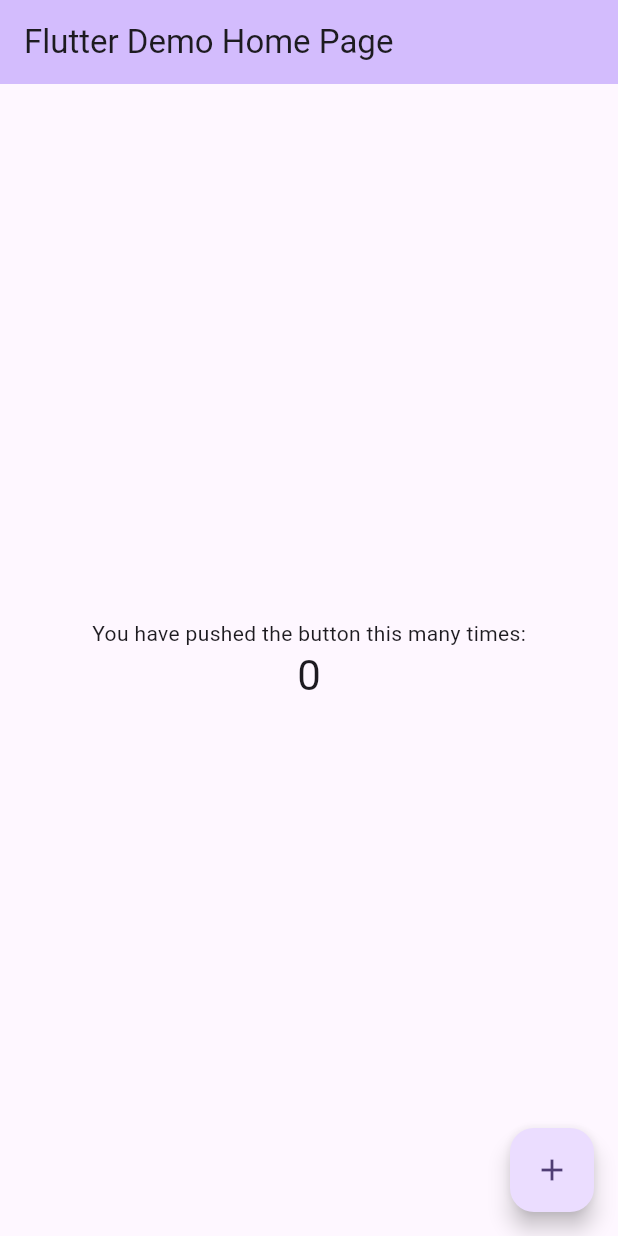
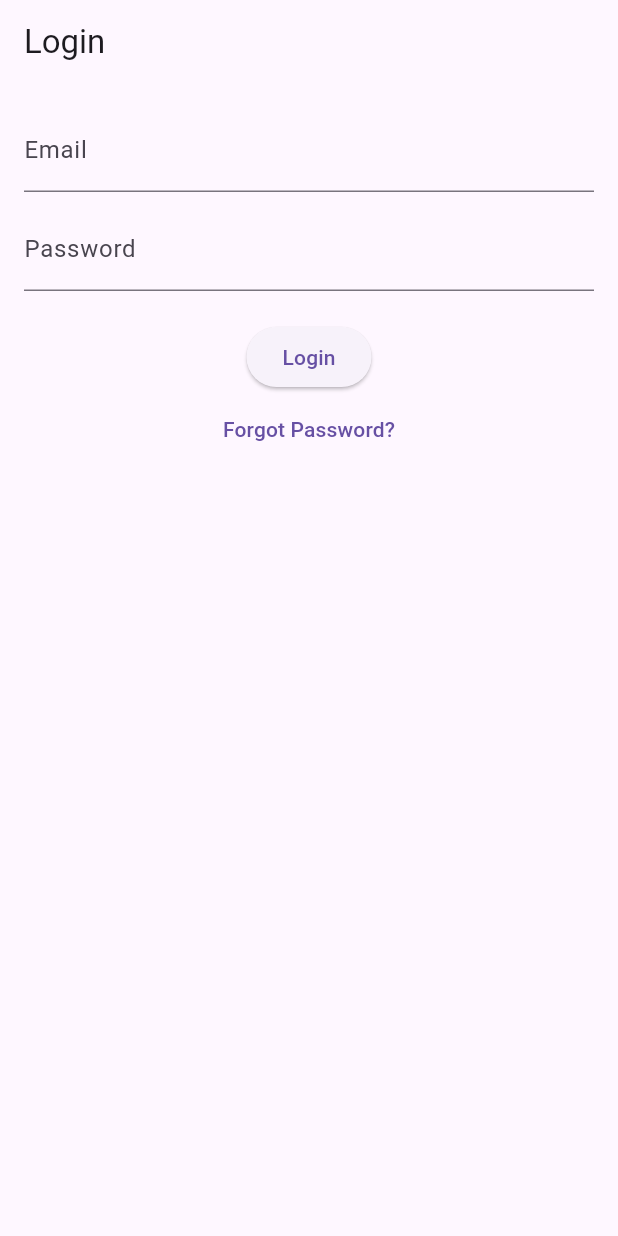
Before and after one commit to ChandraPrakashJangid/test_app, a Flutter app: the screen it shows after launch, on a phone screen of 412 x 824 dp. Run offline on Flutter 3.47's test engine with Material 3 defaults, Android fonts, the phone set to English and light mode, and no system bars; our stand-ins replace dio, retrofit; generated files the repository leaves out were written again.

Commit message:
Login page and forgot password added

```diff
--- /dev/null
+++ b/lib/dal/api_client.dart
@@ -0,0 +1,16 @@
+import 'package:retrofit/retrofit.dart';
+import 'package:dio/dio.dart';
+import '../model/login_request.dart';
+
+part 'api_client.g.dart';
+
+@RestApi(baseUrl: "https://baseapi.com/api")
+abstract class ApiClient {
+  factory ApiClient(Dio dio, {String baseUrl}) = _ApiClient;
+
+  @POST("/login")
+  Future<LoginRequest> login(@Body() Map<String, dynamic> body);
+
+  @POST("/forgot_password")
+  Future<void> forgotPassword(@Body() Map<String, dynamic> body);
+}
--- a/lib/main.dart
+++ b/lib/main.dart
@@ -1,4 +1,6 @@
 import 'package:flutter/material.dart';
+import 'package:test_app/screens/forgot_password_screen.dart';
+import 'package:test_app/screens/login_screen.dart';
 
 void main() {
   runApp(const MyApp());
@@ -7,119 +9,15 @@ void main() {
 class MyApp extends StatelessWidget {
   const MyApp({super.key});
 
-  // This widget is the root of your application.
   @override
   Widget build(BuildContext context) {
     return MaterialApp(
-      title: 'Flutter Demo',
-      theme: ThemeData(
-        // This is the theme of your application.
-        //
-        // TRY THIS: Try running your application with "flutter run". You'll see
-        // the application has a purple toolbar. Then, without quitting the app,
-        // try changing the seedColor in the colorScheme below to Colors.green
-        // and then invoke "hot reload" (save your changes or press the "hot
-        // reload" button in a Flutter-supported IDE, or press "r" if you used
-        // the command line to start the app).
-        //
-        // Notice that the counter didn't reset back to zero; the application
-        // state is not lost during the reload. To reset the state, use hot
-        // restart instead.
-        //
-        // This works for code too, not just values: Most code changes can be
-        // tested with just a hot reload.
-        colorScheme: ColorScheme.fromSeed(seedColor: Colors.deepPurple),
-        useMaterial3: true,
-      ),
-      home: const MyHomePage(title: 'Flutter Demo Home Page'),
+      title: 'Candidate Test Experience',
+      initialRoute: '/',
+      routes: {
+        '/': (context) => const LoginScreen(),
+        '/forgot_password': (context) => const ForgotPasswordScreen(),
+      },
     );
   }
 }
-
-class MyHomePage extends StatefulWidget {
-  const MyHomePage({super.key, required this.title});
-
-  // This widget is the home page of your application. It is stateful, meaning
-  // that it has a State object (defined below) that contains fields that affect
-  // how it looks.
-
-  // This class is the configuration for the state. It holds the values (in this
-  // case the title) provided by the parent (in this case the App widget) and
-  // used by the build method of the State. Fields in a Widget subclass are
-  // always marked "final".
-
-  final String title;
-
-  @override
-  State<MyHomePage> createState() => _MyHomePageState();
-}
-
-class _MyHomePageState extends State<MyHomePage> {
-  int _counter = 0;
-
-  void _incrementCounter() {
-    setState(() {
-      // This call to setState tells the Flutter framework that something has
-      // changed in this State, which causes it to rerun the build method below
-      // so that the display can reflect the updated values. If we changed
-      // _counter without calling setState(), then the build method would not be
-      // called again, and so nothing would appear to happen.
-      _counter++;
-    });
-  }
-
-  @override
-  Widget build(BuildContext context) {
-    // This method is rerun every time setState is called, for instance as done
-    // by the _incrementCounter method above.
-    //
-    // The Flutter framework has been optimized to make rerunning build methods
-    // fast, so that you can just rebuild anything that needs updating rather
-    // than having to individually change instances of widgets.
-    return Scaffold(
-      appBar: AppBar(
-        // TRY THIS: Try changing the color here to a specific color (to
-        // Colors.amber, perhaps?) and trigger a hot reload to see the AppBar
-        // change color while the other colors stay the same.
-        backgroundColor: Theme.of(context).colorScheme.inversePrimary,
-        // Here we take the value from the MyHomePage object that was created by
-        // the App.build method, and use it to set our appbar title.
-        title: Text(widget.title),
-      ),
-      body: Center(
-        // Center is a layout widget. It takes a single child and positions it
-        // in the middle of the parent.
-        child: Column(
-          // Column is also a layout widget. It takes a list of children and
-          // arranges them vertically. By default, it sizes itself to fit its
-          // children horizontally, and tries to be as tall as its parent.
-          //
-          // Column has various properties to control how it sizes itself and
-          // how it positions its children. Here we use mainAxisAlignment to
-          // center the children vertically; the main axis here is the vertical
-          // axis because Columns are vertical (the cross axis would be
-          // horizontal).
-          //
-          // TRY THIS: Invoke "debug painting" (choose the "Toggle Debug Paint"
-          // action in the IDE, or press "p" in the console), to see the
-          // wireframe for each widget.
-          mainAxisAlignment: MainAxisAlignment.center,
-          children: <Widget>[
-            const Text(
-              'You have pushed the button this many times:',
-            ),
-            Text(
-              '$_counter',
-              style: Theme.of(context).textTheme.headlineMedium,
-            ),
-          ],
-        ),
-      ),
-      floatingActionButton: FloatingActionButton(
-        onPressed: _incrementCounter,
-        tooltip: 'Increment',
-        child: const Icon(Icons.add),
-      ), // This trailing comma makes auto-formatting nicer for build methods.
-    );
-  }
-}
--- /dev/null
+++ b/lib/model/login_request.dart
@@ -0,0 +1,19 @@
+import 'package:json_annotation/json_annotation.dart';
+
+part 'login_request.g.dart';
+
+@JsonSerializable()
+class LoginRequest {
+  final String email;
+  final String password;
+
+  LoginRequest({
+    required this.email,
+    required this.password,
+  });
+
+  factory LoginRequest.fromJson(Map<String, dynamic> json) =>
+      _$LoginRequestFromJson(json);
+
+  Map<String, dynamic> toJson() => _$LoginRequestToJson(this);
+}
--- /dev/null
+++ b/lib/screens/login_screen.dart
@@ -0,0 +1,111 @@
+import 'package:flutter/material.dart';
+import 'package:dio/dio.dart';
+
+import '../dal/api_client.dart';
+
+class LoginScreen extends StatefulWidget {
+  const LoginScreen({super.key});
+  @override
+  State<LoginScreen> createState() => _LoginScreenState();
+}
+
+class _LoginScreenState extends State<LoginScreen> {
+  final _formKey = GlobalKey<FormState>();
+  final _emailController = TextEditingController();
+  final _passwordController = TextEditingController();
+  final Dio _dio = Dio();
+  late ApiClient _apiClient;
+
+  bool _isLoading = false;
+
+  @override
+  void initState() {
+    super.initState();
+    _apiClient = ApiClient(_dio);
+  }
+
+  Future<void> _login() async {
+    if (_formKey.currentState!.validate()) {
+      setState(() => _isLoading = true);
+      try {
+        final user = await _apiClient.login({
+          "email": _emailController.text,
+          "password": _passwordController.text,
+        });
+        // Handle successful login (e.g., navigate to home screen)
+        ScaffoldMessenger.of(context).showSnackBar(
+          SnackBar(content: Text('Welcome ${user.email}!')),
+        );
+      } catch (error) {
+        // Handle error (e.g., show error message)
+        ScaffoldMessenger.of(context).showSnackBar(
+          SnackBar(content: Text('Login failed: $error')),
+        );
+      } finally {
+        setState(() => _isLoading = false);
+      }
+    }
+  }
+
+  void _navigateToForgotPassword() {
+    Navigator.pushNamed(context, '/forgot_password');
+  }
+
+  @override
+  Widget build(BuildContext context) {
+    return Scaffold(
+      appBar: AppBar(title: const Text('Login')),
+      body: Padding(
+        padding: const EdgeInsets.all(16),
+        child: Form(
+          key: _formKey,
+          child: Column(
+            children: [
+              // Email Field with validation
+              TextFormField(
+                controller: _emailController,
+                decoration: const InputDecoration(labelText: 'Email'),
+                validator: (value) {
+                  if (value == null || value.isEmpty) {
+                    return 'Please enter your email';
+                  }
+                  // Regular expression for basic email validation
+                  if (!RegExp(r"^[a-zA-Z0-9._%+-]+@[a-zA-Z0-9.-]+\.[a-zA-Z]{2,4}$")
+                      .hasMatch(value)) {
+                    return 'Enter a valid email';
+                  }
+                  return null;
+                },
+              ),
+              const SizedBox(height: 10),
+              // Password Field with validation
+              TextFormField(
+                controller: _passwordController,
+                decoration: const InputDecoration(labelText: 'Password'),
+                obscureText: true,
+                validator: (value) {
+                  if (value == null || value.isEmpty) {
+                    return 'Password cannot be empty';
+                  }
+                  return null;
+                },
+              ),
+              const SizedBox(height: 20),
+              if (_isLoading)
+                const CircularProgressIndicator()
+              else
+                ElevatedButton(
+                  onPressed: _login,
+                  child: const Text('Login'),
+                ),
+              TextButton(
+                onPressed: _navigateToForgotPassword,
+                child: const Text('Forgot Password?'),
+              ),
+            ],
+          ),
+        ),
+      ),
+    );
+  }
+}
```
Also changed, not shown: lib/model/login_response.dart (added, +19 -0 lines), lib/screens/forgot_password_screen.dart (added, +68 -0 lines), lib/screens/widgets/login_form.dart (added, +16 -0 lines), pubspec.yaml (+9 -72 lines).
